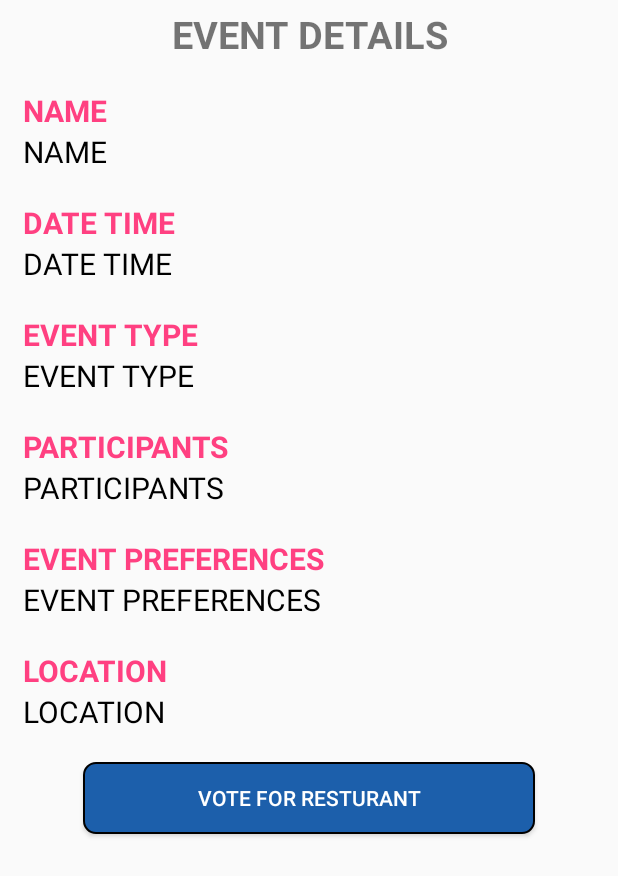
After one commit to aadamsaleem/EatOutAndroid, an Android app: the EventDetailActivity screen opened directly, with no data from a screen before it, on a phone screen of 412 x 824 dp. The commit adds this screen. Shown: the top 876 px of the screen. Run offline under Robolectric (Android 15) with nearby library versions, the phone set to English and light mode, and no system bars; libraries missing offline, so code that uses them is left out: com.loopj.android, cz.msebera.android; 5 statements that could not run were skipped.

Commit message:
Event Details

```diff
--- a/app/build.gradle
+++ b/app/build.gradle
@@ -42,5 +42,7 @@ dependencies {
     compile 'com.loopj.android:android-async-http:1.4.9'
     compile 'com.zhy:flowlayout-lib:1.0.3'
     compile "com.splitwise:tokenautocomplete:2.0.8@aar"
+    compile 'com.google.firebase:firebase-core:10.0.1'
     testCompile 'junit:junit:4.12'
 }
+apply plugin: 'com.google.gms.google-services'
--- a/app/src/main/java/com/aadamsaleem/eatout/Constants.java
+++ b/app/src/main/java/com/aadamsaleem/eatout/Constants.java
@@ -25,4 +25,8 @@ public class Constants {
 
     public static final String URL_EVENT_CREATE = "event/create" ;
 
+    public static final String URL_GET_ALL_EVENT = "event/getall";
+
+    public static final String URL_GET_EVENT_DETAIL = "event/getevent";
+
 }
--- /dev/null
+++ b/app/src/main/java/com/aadamsaleem/eatout/EventDetailActivity.java
@@ -0,0 +1,87 @@
+package com.aadamsaleem.eatout;
+
+import android.os.Bundle;
+import android.support.design.widget.FloatingActionButton;
+import android.support.design.widget.Snackbar;
+import android.support.v7.app.AppCompatActivity;
+import android.support.v7.widget.Toolbar;
+import android.view.View;
+import android.widget.Button;
+import android.widget.TextView;
+
+import com.aadamsaleem.eatout.client.CompletionInterface;
+import com.aadamsaleem.eatout.client.EventManager;
+
+import org.json.JSONArray;
+import org.json.JSONException;
+import org.json.JSONObject;
+import org.w3c.dom.Text;
+
+public class EventDetailActivity extends AppCompatActivity {
+
+
+    private TextView nameTV, dateTimeTV, eventTypeTV, participantsTV, preferencesTV, locationTV;
+    private Button vote;
+
+    String eventID = "";
+    @Override
+    protected void onCreate(Bundle savedInstanceState) {
+        super.onCreate(savedInstanceState);
+        setContentView(R.layout.activity_event_detail);
+
+        eventID = getIntent().getStringExtra("EVENT_ID");
+
+        getViewIDs();
+
+        setViews();
+    }
+
+
+    public  void getViewIDs(){
+        nameTV = (TextView) findViewById(R.id.name_tv);
+        dateTimeTV = (TextView) findViewById(R.id.date_tv);
+        eventTypeTV = (TextView) findViewById(R.id.event_tv);
+        participantsTV = (TextView) findViewById(R.id.participants_tv);
+        preferencesTV = (TextView) findViewById(R.id.preferneces_tv);
+        locationTV = (TextView) findViewById(R.id.location_tv);
+
+        vote = (Button) findViewById(R.id.vote_button);
+    }
+
+    public void setViews(){
+
+
+        JSONObject json = new JSONObject();
+        try {
+            json.put("EVENT_ID", eventID);
+        } catch (JSONException e) {
+            e.printStackTrace();
+        }
+
+
+        EventManager.getEventDetails(getApplicationContext(), json, new CompletionInterface() {
+            @Override
+            public void onSuccess(JSONObject result) {
+                try {
+                    JSONObject eventDetails = result.getJSONObject("EVENT_DETAILS");
+
+                    nameTV.setText(eventDetails.getString("EVENT_NAME"));
+                    dateTimeTV.setText(eventDetails.getString("EVENT_DATETIME"));
+                    eventTypeTV.setText(eventDetails.getString("EVENT_TYPE"));
+                    participantsTV.setText(eventDetails.getString("EVENT_PARTICIPANTS"));
+                    preferencesTV.setText(eventDetails.getString("EVENT_PREFERENCES"));
+                    locationTV.setText(eventDetails.getString("EVENT_LOCATION_TEXT"));
+
+                } catch (JSONException e) {
+                    e.printStackTrace();
+                }
+            }
+
+            @Override
+            public void onFailure() {
+
+            }
+        });
+
+    }
+}
--- a/app/src/main/java/com/aadamsaleem/eatout/LoggedIn/Home/MainActivity.java
+++ b/app/src/main/java/com/aadamsaleem/eatout/LoggedIn/Home/MainActivity.java
@@ -23,6 +23,7 @@ import com.facebook.AccessToken;
 import com.facebook.GraphRequest;
 import com.facebook.GraphResponse;
 import com.facebook.HttpMethod;
+import com.google.firebase.iid.FirebaseInstanceId;
 
 import org.json.JSONArray;
 import org.json.JSONException;
@@ -39,6 +40,8 @@ public class MainActivity extends AppCompatActivity {
     protected void onCreate(Bundle savedInstanceState) {
         super.onCreate(savedInstanceState);
         setContentView(R.layout.activity_main);
+
+        Log.e("firebasetoken",FirebaseInstanceId.getInstance().getToken());
 
         user = PrefUtils.getCurrentUser(getApplicationContext());
 
--- a/app/src/main/java/com/aadamsaleem/eatout/client/EventManager.java
+++ b/app/src/main/java/com/aadamsaleem/eatout/client/EventManager.java
@@ -3,6 +3,7 @@ package com.aadamsaleem.eatout.client;
 import android.content.Context;
 
 import com.aadamsaleem.eatout.Constants;
+import com.aadamsaleem.eatout.models.Event;
 import com.aadamsaleem.eatout.util.PrefUtils;
 import com.loopj.android.http.AsyncHttpClient;
 import com.loopj.android.http.AsyncHttpResponseHandler;
@@ -64,9 +65,6 @@ public class EventManager {
         });
     }
 
-
-
-
     public static void createEvent(Context context, JSONObject json, final CompletionInterface completionInterface){
 
         String url = Constants.BASE_URL+ Constants.URL_EVENT_CREATE;
@@ -103,5 +101,91 @@ public class EventManager {
 
     }
 
+    public static void getPublicEvents(Context context, final CompletionInterface completionInterface) {
+
+        String url = Constants.BASE_URL + Constants.URL_GET_ALL_EVENT;
+
+        JSONObject jsonObject = new JSONObject();
+        try {
+            jsonObject.put("USER_TOKEN", PrefUtils.getCurrentUser(context).getToken());
+        } catch (JSONException e) {
+            e.printStackTrace();
+        }
+
+        AsyncHttpClient client = new AsyncHttpClient();
+        StringEntity se = null;
+        try {
+            se = new StringEntity(jsonObject.toString());
+        } catch (UnsupportedEncodingException e) {
+            // handle exceptions properly!
+        }
+        se.setContentType(new BasicHeader(HTTP.CONTENT_TYPE, "application/json"));
+
+        client.post(context, url, se, "application/json", new AsyncHttpResponseHandler() {
+            @Override
+            public void onSuccess(int statusCode, Header[] headers, byte[] responseBody) {
+                if (statusCode == 200) {
+
+                    JSONObject resultJSON = null;
+                    try {
+                        resultJSON = new JSONObject(new String(responseBody));
+                    } catch (JSONException e) {
+                        e.printStackTrace();
+                    }
+                    completionInterface.onSuccess(resultJSON);
+                }
+            }
+
+            @Override
+            public void onFailure(int statusCode, Header[] headers, byte[] responseBody, Throwable error) {
+                completionInterface.onFailure();
+            }
+        });
+
+
+    }
+
+    public static void getEventDetails(Context context, JSONObject jsonObject, final CompletionInterface completionInterface){
+        String url = Constants.BASE_URL + Constants.URL_GET_EVENT_DETAIL;
+
+        try {
+            jsonObject.put("USER_TOKEN", PrefUtils.getCurrentUser(context).getToken());
+        } catch (JSONException e) {
+            e.printStackTrace();
+        }
+
+        AsyncHttpClient client = new AsyncHttpClient();
+        StringEntity se = null;
+        try {
+            se = new StringEntity(jsonObject.toString());
+        } catch (UnsupportedEncodingException e) {
+            // handle exceptions properly!
+        }
+        se.setContentType(new BasicHeader(HTTP.CONTENT_TYPE, "application/json"));
+
+        client.post(context, url, se, "application/json", new AsyncHttpResponseHandler() {
+            @Override
+            public void onSuccess(int statusCode, Header[] headers, byte[] responseBody) {
+                if (statusCode == 200) {
+
+                    JSONObject resultJSON = null;
+                    try {
+                        resultJSON = new JSONObject(new String(responseBody));
+                    } catch (JSONException e) {
+                        e.printStackTrace();
+                    }
+                    completionInterface.onSuccess(resultJSON);
+                }
+            }
+
+            @Override
+            public void onFailure(int statusCode, Header[] headers, byte[] responseBody, Throwable error) {
+                completionInterface.onFailure();
+            }
+        });
+
+
+
+    }
 
 }
--- a/app/src/main/java/com/aadamsaleem/eatout/models/Event.java
+++ b/app/src/main/java/com/aadamsaleem/eatout/models/Event.java
@@ -10,7 +10,7 @@ public class Event {
     private String date;
     private String time;
     private String venue;
-    private User[] participants;
+    private Friend[] participants;
 
     public int getEventID() {
         return eventID;
@@ -52,11 +52,11 @@ public class Event {
         this.venue = venue;
     }
 
-    public User[] getParticipants() {
+    public Friend[] getParticipants() {
         return participants;
     }
 
-    public void setParticipants(User[] participants) {
+    public void setParticipants(Friend[] participants) {
         this.participants = participants;
     }
 }
--- /dev/null
+++ b/app/src/main/res/layout/activity_event_detail.xml
@@ -0,0 +1,177 @@
+<?xml version="1.0" encoding="utf-8"?>
+<RelativeLayout xmlns:android="http://schemas.android.com/apk/res/android"
+    xmlns:tools="http://schemas.android.com/tools"
+    android:layout_width="match_parent"
+    android:layout_height="match_parent"
+    android:fitsSystemWindows="true"
+    tools:context="com.aadamsaleem.eatout.EventDetailActivity">
+
+    <ScrollView
+        android:layout_width="match_parent"
+        android:layout_height="match_parent"
+        android:layout_alignParentTop="true"
+        android:layout_alignParentStart="true">
+
+        <LinearLayout
+            android:layout_width="match_parent"
+            android:layout_height="wrap_content"
+            android:orientation="vertical"
+            android:padding="5dp">
+
+            <TextView
+            android:layout_width="match_parent"
+            android:layout_height="wrap_content"
+            android:text="EVENT DETAILS"
+            android:textStyle="bold"
+            android:gravity="center"
+            android:textSize="25sp"/>
+
+            <TextView
+                android:layout_width="match_parent"
+                android:layout_height="wrap_content"
+                android:text="NAME"
+                android:textStyle="bold"
+                android:layout_marginLeft="10dp"
+                android:layout_marginTop="20dp"
+                android:gravity="center_vertical"
+                android:textColor="@color/colorAccent"
+                android:textSize="20sp"/>
+
+            <TextView
+                android:id="@+id/name_tv"
+                android:layout_width="match_parent"
+                android:layout_height="wrap_content"
+                android:text="NAME"
+                android:layout_marginLeft="10dp"
+                android:gravity="center_vertical"
+                android:textColor="@android:color/black"
+                android:textSize="20sp"/>
+
+            <TextView
+                android:layout_width="match_parent"
+                android:layout_height="wrap_content"
+                android:text="DATE TIME"
+                android:textStyle="bold"
+                android:layout_marginLeft="10dp"
+                android:layout_marginTop="20dp"
+                android:gravity="center_vertical"
+                android:textColor="@color/colorAccent"
+                android:textSize="20sp"/>
+
+            <TextView
+                android:id="@+id/date_tv"
+                android:layout_width="match_parent"
+                android:layout_height="wrap_content"
+                android:text="DATE TIME"
+                android:layout_marginLeft="10dp"
+                android:gravity="center_vertical"
+                android:textColor="@android:color/black"
+                android:textSize="20sp"/>
+
+            <TextView
+                android:layout_width="match_parent"
+                android:layout_height="wrap_content"
+                android:text="EVENT TYPE"
+                android:textStyle="bold"
+                android:layout_marginLeft="10dp"
+                android:layout_marginTop="20dp"
+                android:gravity="center_vertical"
+                android:textColor="@color/colorAccent"
+                android:textSize="20sp"/>
+
+            <TextView
+                android:id="@+id/event_tv"
+                android:layout_width="match_parent"
+                android:layout_height="wrap_content"
+                android:text="EVENT TYPE"
+                android:layout_marginLeft="10dp"
+                android:gravity="center_vertical"
+                android:textColor="@android:color/black"
+                android:textSize="20sp"/>
+
+
+            <TextView
+                android:layout_width="match_parent"
+                android:layout_height="wrap_content"
+                android:text="PARTICIPANTS"
+                android:textStyle="bold"
+                android:layout_marginLeft="10dp"
+                android:layout_marginTop="20dp"
+                android:gravity="center_vertical"
+                android:textColor="@color/colorAccent"
+                android:textSize="20sp"/>
+
+            <TextView
+                android:id="@+id/participants_tv"
+                android:layout_width="match_parent"
+                android:layout_height="wrap_content"
+                android:text="PARTICIPANTS"
+                android:layout_marginLeft="10dp"
+                android:gravity="center_vertical"
+                android:textColor="@android:color/black"
+                android:textSize="20sp"/>
+
+            <TextView
+                android:layout_width="match_parent"
+                android:layout_height="wrap_content"
+                android:text="EVENT PREFERENCES"
+                android:textStyle="bold"
+                android:layout_marginLeft="10dp"
+                android:layout_marginTop="20dp"
+                android:gravity="center_vertical"
+                android:textColor="@color/colorAccent"
+                android:textSize="20sp"/>
+
+            <TextView
+                android:id="@+id/preferneces_tv"
+                android:layout_width="match_parent"
+                android:layout_height="wrap_content"
+                android:text="EVENT PREFERENCES"
+                android:layout_marginLeft="10dp"
+                android:gravity="center_vertical"
+                android:textColor="@android:color/black"
+                android:textSize="20sp"/>
+
+
+            <TextView
+                android:layout_width="match_parent"
+                android:layout_height="wrap_content"
+                android:text="LOCATION"
+                android:textStyle="bold"
+                android:layout_marginLeft="10dp"
+                android:layout_marginTop="20dp"
+                android:gravity="center_vertical"
+                android:textColor="@color/colorAccent"
+                android:textSize="20sp"/>
+
+            <TextView
+                android:id="@+id/location_tv"
+                android:layout_width="match_parent"
+                android:layout_height="wrap_content"
+                android:text="LOCATION"
+                android:layout_marginLeft="10dp"
+                android:gravity="center_vertical"
+                android:textColor="@android:color/black"
+                android:textSize="20sp"/>
+
+
+            <Button
+                android:id="@+id/vote_button"
+                android:layout_width="match_parent"
+                android:layout_height="wrap_content"
+                android:layout_marginLeft="50dp"
+                android:layout_marginRight="50dp"
+                android:layout_marginTop="20dp"
+                android:layout_marginBottom="20dp"
+                android:background="@drawable/rounded_rectangle_blue"
+                android:text="Vote for Resturant"
+                android:textColor="@android:color/white" />
+
+
+
+
+
+        </LinearLayout>
+    </ScrollView>
+
+</RelativeLayout>
--- a/app/src/main/res/values/strings.xml
+++ b/app/src/main/res/values/strings.xml
@@ -24,5 +24,6 @@
     <string name="permission_rationale">"Contacts permissions are needed for providing email
         completions."
     </string>
+    <string name="title_activity_event_detail">EventDetailActivity</string>
 
 </resources>
--- a/build.gradle
+++ b/build.gradle
@@ -6,6 +6,7 @@ buildscript {
     }
     dependencies {
         classpath 'com.android.tools.build:gradle:2.2.3'
+        classpath 'com.google.gms:google-services:3.0.0'
 
         // NOTE: Do not place your application dependencies here; they belong
         // in the individual module build.gradle files
```
Also changed, not shown: app/src/main/AndroidManifest.xml (+23 -1 lines), app/src/main/java/com/aadamsaleem/eatout/LoggedIn/Home/NearbyFragment.java (+132 -15 lines), app/src/main/res/layout/content_event_detail.xml (added, +16 -0 lines), 1 other file.
